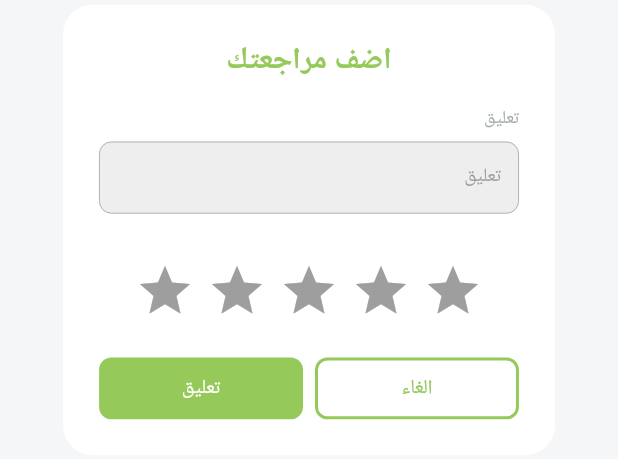
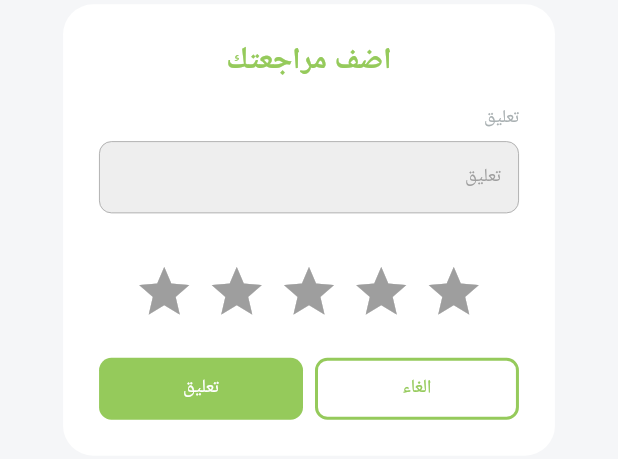
Before and after one commit to WissamAlmsalati/spor_app, a Flutter app: the CommentReviewDialog widget shown alone on an empty page, opened directly with empty values, on a phone screen of 412 x 824 dp. Shown: the part 388-847 px from the top of the screen. Run offline on Flutter 3.47's test engine with Material 3 defaults, Android fonts, the phone set to English and light mode, and no system bars; drawn by our look-alikes of flutter_rating_bar; our stand-ins replace bloc, card_swiper, carousel_slider, connectivity_plus, dotted_border, equatable and 18 more; missing offline and left inert: qr_code_scanner; accounts and stored records are empty; network calls fail; Roboto replaces fonts that are missing (Cairo).

Commit message:
all done 2

```diff
--- a/lib/controller/reverse_request/reverse_requestt_dart__cubit.dart
+++ b/lib/controller/reverse_request/reverse_requestt_dart__cubit.dart
@@ -58,8 +58,11 @@ class ReverseRequestCubit extends Cubit<ReverseRequestState> {
             context, 'تم الحجز بنجاح', 'تم حجز الملعب بنجاح');
         context.read<ReservationCubit>().fetchReservations();
         context.read<FetchProfileCubit>().fetchProfileInfo();
-      } else if (response.statusCode == 400) {
+      } else if (response.statusCode == 402) {
         emit(NoBalance("لا يوجد رصيد كافي"));
+
+      } else if (response.statusCode == 409) {
+        emit(ReservationConflict("هناك حجز متعارض"));
       } else if (response.statusCode == 400) {
         print('Failed to send request: ${response.reasonPhrase}');
         emit(ReverseRequestError('حدث خطأ ما'));
--- a/lib/controller/reverse_request/reverse_requestt_dart__state.dart
+++ b/lib/controller/reverse_request/reverse_requestt_dart__state.dart
@@ -16,6 +16,12 @@ class NoBalance extends ReverseRequestState {
   NoBalance(this.message);
 }
 
+
+class ReservationConflict extends ReverseRequestState {
+  final String message;
+
+  ReservationConflict(this.message);
+}
 class ReverseRequestError extends ReverseRequestState {
   final String message;
 
--- a/lib/views/Booking/widget/current_book_widget.dart
+++ b/lib/views/Booking/widget/current_book_widget.dart
@@ -4,6 +4,7 @@ import 'package:flutter_bloc/flutter_bloc.dart';
 import 'package:flutter_svg/flutter_svg.dart';
 import 'package:intl/intl.dart';
 import 'package:shimmer/shimmer.dart';
+import 'package:sport/utilits/loading_animation.dart';
 import 'package:sport/utilits/responsive.dart';
 import 'package:sport/models/reservation.dart';
 import 'package:sport/utilits/constants.dart';
@@ -73,6 +74,7 @@ class _CurrentBookWidgetState extends State<CurrentBookWidget> {
           onConfirm: () {
             context.read<CanceklReservCubit>().cancelReservation(
                 widget.reservation.id.toString(), context);
+            context.read<ReservationCubit>().fetchReservations();
             Navigator.of(context).pop();
           },
           onCancel: () {
@@ -141,7 +143,7 @@ class _CurrentBookWidgetState extends State<CurrentBookWidget> {
                     BlocBuilder<CanceklReservCubit, CanceklReservState>(
                       builder: (BuildContext context, CanceklReservState state) {
                         if (state is CanceklReservLoading) {
-                          return CircularProgressIndicator();
+                          return LoadingAnimation(size: MediaQuery.sizeOf(context).height * 0.02);
                         }
 
                         return IconButton(
--- a/lib/views/Booking/widget/history_booking_widget.dart
+++ b/lib/views/Booking/widget/history_booking_widget.dart
@@ -264,10 +264,10 @@ class _CommentReviewDialogState extends State<CommentReviewDialog> {
             mainAxisSize: MainAxisSize.min,
             children: [
               SizedBox(
-                height: Responsive.screenHeight(context) * 0.08, // Adjust height as needed
+                height: MediaQuery.of(context).size.height * 0.08, // Adjust height as needed
                 child: Lottie.asset('assets/lottifies/Animation - 1725636111104.json'),
               ),
-               SizedBox(height: Responsive.screenHeight(context) * 0.02),
+              SizedBox(height: MediaQuery.of(context).size.height * 0.02),
               Text(message), // Display the message
             ],
           ),
@@ -276,8 +276,8 @@ class _CommentReviewDialogState extends State<CommentReviewDialog> {
           onConfirm: () {
             Navigator.of(context).pop(); // Close the dialog on confirmation
           },
-          height: Responsive.screenHeight(context) * 0.25, // Adjust height as needed
-          width: Responsive.screenWidth(context) * 0.7, // Adjust width as needed
+          height: MediaQuery.of(context).size.height * 0.25, // Adjust height as needed
+          width: MediaQuery.of(context).size.width * 0.7, // Adjust width as needed
         );
       },
     );
@@ -294,36 +294,37 @@ class _CommentReviewDialogState extends State<CommentReviewDialog> {
         }
       },
       child: AlertDialog(
-        title:  Center(
-          child: Text('اضف مراجعتك',style: TextStyle(
-            fontSize: 20,
-
-            fontFamily: GoogleFonts.cairo().fontFamily,
-            fontWeight: FontWeight.bold,
-            color: Constants.mainColor,
-          ),),
+        title: Center(
+          child: Text(
+            'اضف مراجعتك',
+            style: TextStyle(
+              fontSize: 20,
+              fontFamily: GoogleFonts.cairo().fontFamily,
+              fontWeight: FontWeight.bold,
+              color: Constants.mainColor,
+            ),
+          ),
         ),
-
         content: Column(
           mainAxisSize: MainAxisSize.min,
           children: [
             CustomTextField(
               controller: commentController,
               labelText: 'تعليق',
-              labelSize: Responsive.textSize(context, 12),
-              hintSize: Responsive.textSize(context, 12),
+              labelSize: MediaQuery.of(context).size.width * 0.03,
+              hintSize: MediaQuery.of(context).size.width * 0.03,
               validatorText: 'الرجاء ادخال تعليق',
               keyboardType: TextInputType.text,
             ),
-            const SizedBox(height: 16),
+            SizedBox(height: MediaQuery.of(context).size.height * 0.02),
             RatingBar.builder(
               initialRating: rating,
               minRating: 1,
               direction: Axis.horizontal,
               allowHalfRating: true,
               itemCount: 5,
-              itemPadding: const EdgeInsets.symmetric(horizontal: 4.0),
-              itemBuilder: (context, _) =>  Icon(
+              itemPadding: EdgeInsets.symmetric(horizontal: MediaQuery.of(context).size.width * 0.01),
+              itemBuilder: (context, _) => Icon(
                 Icons.star,
                 color: Constants.mainColor,
               ),
@@ -346,10 +347,9 @@ class _CommentReviewDialogState extends State<CommentReviewDialog> {
             borderColor: Constants.mainColor,
             color: Colors.white,
             textColor: Constants.mainColor,
-            textSize: Responsive.textSize(context, 12.5),
-            height: Responsive.screenHeight(context) * 0.05,
-            width: Responsive.screenWidth(context) * 0.33,
-
+            textSize: MediaQuery.of(context).size.width * 0.03,
+            height: MediaQuery.of(context).size.height * 0.05,
+            width: MediaQuery.of(context).size.width * 0.33,
           ),
           CustomButton(
             onPress: () {
@@ -365,21 +365,18 @@ class _CommentReviewDialogState extends State<CommentReviewDialog> {
                 );
               }
             },
-            text:  'تعليق',
+            text: 'تعليق',
             color: Constants.mainColor,
             textColor: Colors.white,
-            textSize: Responsive.textSize(context, 12.5),
-            height: Responsive.screenHeight(context) * 0.05,
-            width: Responsive.screenWidth(context) * 0.33,
-
-
+            textSize: MediaQuery.of(context).size.width * 0.03,
+            height: MediaQuery.of(context).size.height * 0.05,
+            width: MediaQuery.of(context).size.width * 0.33,
           ),
         ],
       ),
     );
   }
 }
-
 class HandleCommentDialog extends StatelessWidget {
   final String title;
   final Widget content; // Content can now be a widget
```
Also changed, not shown: lib/app/theme_data.dart (+53 -28 lines), lib/main.dart (+67 -4 lines), lib/views/Booking/current_book_screen.dart (+9 -2 lines), lib/views/search_screen/staduim_screen.dart (+33 -5 lines), lib/views/search_screen/widget/staduim_photo_stack.dart (+13 -3 lines), pubspec.lock, 3 other files.
